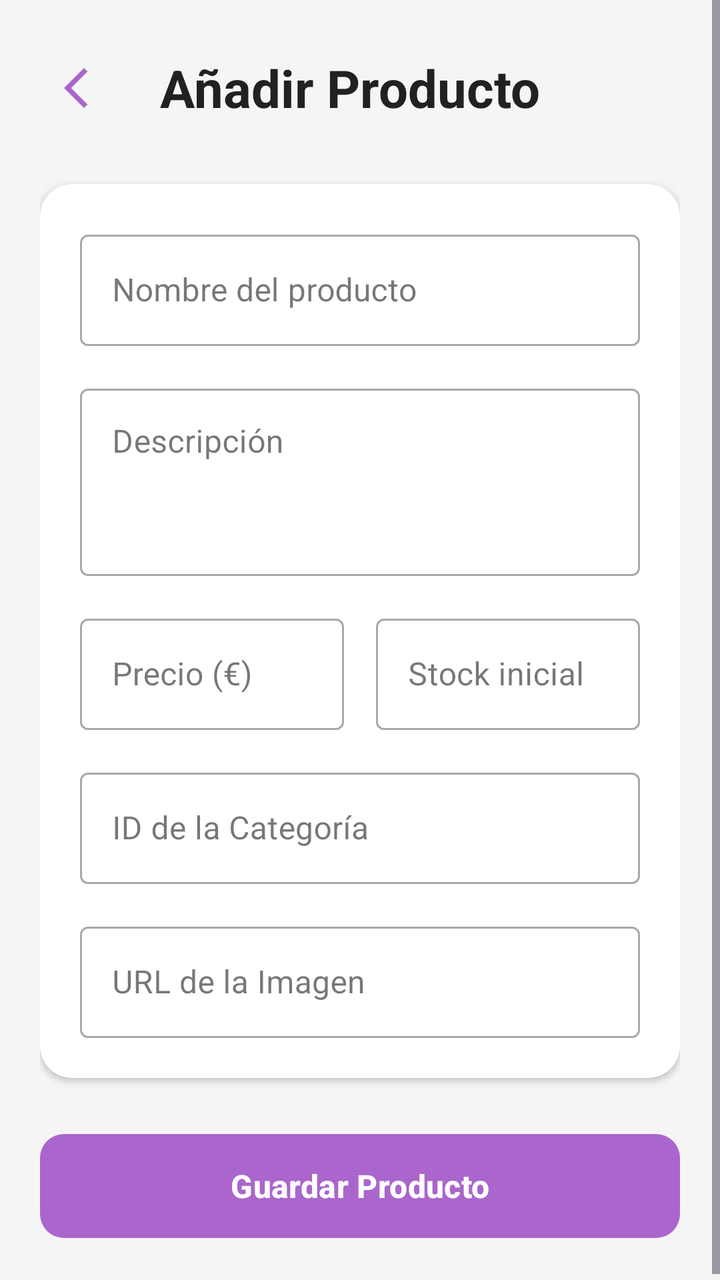
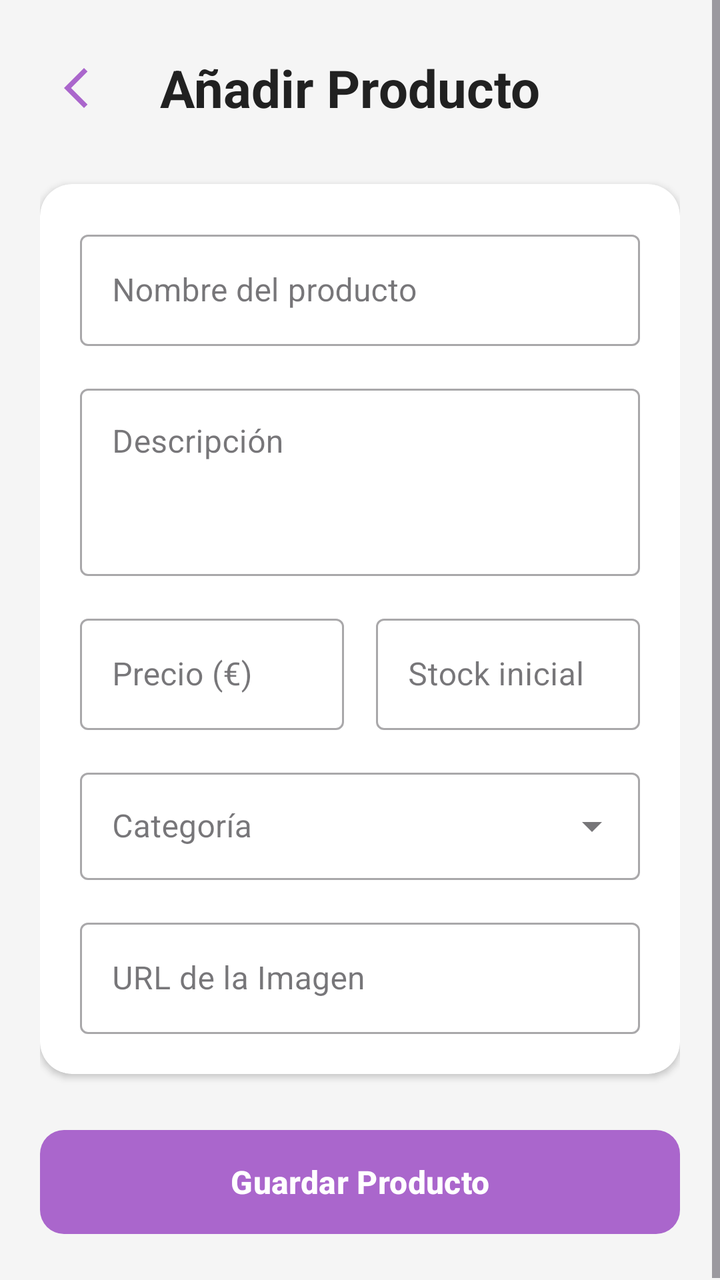

Screens rendered from an Android XML layout before and after an edit, with the pre-edit source and the edit as a unified diff.
<!-- AndroidManifest.xml: application theme Theme.ProyectoIntermodularTFG -->
<!-- res/layout/activity_pantalla_crear_producto.xml -->
<?xml version="1.0" encoding="utf-8"?>
<ScrollView xmlns:android="http://schemas.android.com/apk/res/android"
    xmlns:app="http://schemas.android.com/apk/res-auto"
    android:layout_width="match_parent"
    android:layout_height="match_parent"
    android:background="#F5F5F5"
    android:fillViewport="true">

    <LinearLayout
        android:layout_width="match_parent"
        android:layout_height="wrap_content"
        android:orientation="vertical"
        android:padding="20dp">

        <LinearLayout
            android:layout_width="match_parent"
            android:layout_height="wrap_content"
            android:orientation="horizontal"
            android:gravity="center_vertical"
            android:layout_marginBottom="24dp">

            <ImageButton
                android:id="@+id/btnVolverProductos"
                android:layout_width="48dp"
                android:layout_height="48dp"
                android:background="?attr/selectableItemBackgroundBorderless"
                android:contentDescription="Volver a productos"
                android:src="@drawable/outline_arrow_back_ios_24"
                app:tint="@android:color/holo_purple" />

            <TextView
                android:layout_width="wrap_content"
                android:layout_height="wrap_content"
                android:layout_marginStart="12dp"
                android:text="Añadir Producto"
                android:textSize="26sp"
                android:textStyle="bold"
                android:textColor="#212121"/>
        </LinearLayout>

        <com.google.android.material.card.MaterialCardView
            android:layout_width="match_parent"
            android:layout_height="wrap_content"
            android:layout_marginBottom="24dp"
            app:cardBackgroundColor="@android:color/white"
            app:cardCornerRadius="16dp"
            app:cardElevation="2dp"
            app:strokeWidth="0dp">

            <LinearLayout
                android:layout_width="match_parent"
                android:layout_height="wrap_content"
                android:orientation="vertical"
                android:padding="20dp">

                <com.google.android.material.textfield.TextInputLayout
                    style="@style/Widget.MaterialComponents.TextInputLayout.OutlinedBox"
                    android:layout_width="match_parent"
                    android:layout_height="wrap_content"
                    android:layout_marginBottom="16dp"
                    android:hint="Nombre del producto">
                    <com.google.android.material.textfield.TextInputEditText
                        android:id="@+id/etNombreProducto"
                        android:layout_width="match_parent"
                        android:layout_height="wrap_content"
                        android:inputType="textCapSentences"
                        android:maxLines="1"/>
                </com.google.android.material.textfield.TextInputLayout>

                <com.google.android.material.textfield.TextInputLayout
                    style="@style/Widget.MaterialComponents.TextInputLayout.OutlinedBox"
                    android:layout_width="match_parent"
                    android:layout_height="wrap_content"
                    android:layout_marginBottom="16dp"
                    android:hint="Descripción">
                    <com.google.android.material.textfield.TextInputEditText
                        android:id="@+id/etDescripcionProducto"
                        android:layout_width="match_parent"
                        android:layout_height="wrap_content"
                        android:inputType="textMultiLine"
                        android:lines="3"
                        android:gravity="top"/>
                </com.google.android.material.textfield.TextInputLayout>

                <LinearLayout
                    android:layout_width="match_parent"
                    android:layout_height="wrap_content"
                    android:orientation="horizontal"
                    android:baselineAligned="false"
                    android:layout_marginBottom="16dp">

                    <com.google.android.material.textfield.TextInputLayout
                        style="@style/Widget.MaterialComponents.TextInputLayout.OutlinedBox"
                        android:layout_width="0dp"
                        android:layout_height="wrap_content"
                        android:layout_weight="1"
                        android:layout_marginEnd="8dp"
                        android:hint="Precio (€)">
                        <com.google.android.material.textfield.TextInputEditText
                            android:id="@+id/etPrecioProducto"
                            android:layout_width="match_parent"
                            android:layout_height="wrap_content"
                            android:inputType="numberDecimal"
                            android:maxLines="1"/>
                    </com.google.android.material.textfield.TextInputLayout>

                    <com.google.android.material.textfield.TextInputLayout
                        style="@style/Widget.MaterialComponents.TextInputLayout.OutlinedBox"
                        android:layout_width="0dp"
                        android:layout_height="wrap_content"
                        android:layout_weight="1"
                        android:layout_marginStart="8dp"
                        android:hint="Stock inicial">
                        <com.google.android.material.textfield.TextInputEditText
                            android:id="@+id/etStockProducto"
                            android:layout_width="match_parent"
                            android:layout_height="wrap_content"
                            android:inputType="number"
                            android:maxLines="1"/>
                    </com.google.android.material.textfield.TextInputLayout>
                </LinearLayout>

                <com.google.android.material.textfield.TextInputLayout
                    style="@style/Widget.MaterialComponents.TextInputLayout.OutlinedBox"
                    android:layout_width="match_parent"
                    android:layout_height="wrap_content"
                    android:layout_marginBottom="16dp"
                    android:hint="ID de la Categoría">
                    <com.google.android.material.textfield.TextInputEditText
                        android:id="@+id/etIdCategoria"
                        android:layout_width="match_parent"
                        android:layout_height="wrap_content"
                        android:inputType="number"
                        android:maxLines="1"/>
                </com.google.android.material.textfield.TextInputLayout>

                <com.google.android.material.textfield.TextInputLayout
                    style="@style/Widget.MaterialComponents.TextInputLayout.OutlinedBox"
                    android:layout_width="match_parent"
                    android:layout_height="wrap_content"
                    android:hint="URL de la Imagen">
                    <com.google.android.material.textfield.TextInputEditText
                        android:id="@+id/etImagenProducto"
                        android:layout_width="match_parent"
                        android:layout_height="wrap_content"
                        android:inputType="textUri"
                        android:maxLines="1"/>
                </com.google.android.material.textfield.TextInputLayout>

            </LinearLayout>
        </com.google.android.material.card.MaterialCardView>

        <com.google.android.material.button.MaterialButton
            android:id="@+id/btnGuardarProducto"
            android:layout_width="match_parent"
            android:layout_height="60dp"
            android:text="Guardar Producto"
            android:textSize="16sp"
            android:textStyle="bold"
            android:textColor="@android:color/white"
            app:backgroundTint="@android:color/holo_purple"
            app:cornerRadius="12dp"
            app:elevation="4dp"/>

    </LinearLayout>
</ScrollView>
<!-- resources referenced by this layout -->
<resources>
  <!-- drawable outline_arrow_back_ios_24 (drawable) -->
  <vector xmlns:android="http://schemas.android.com/apk/res/android" android:autoMirrored="true" android:height="24dp" android:tint="#000000" android:viewportHeight="960" android:viewportWidth="960" android:width="24dp">
        
      <path android:fillColor="@android:color/white" android:pathData="M400,880L0,480L400,80L471,151L142,480L471,809L400,880Z"/>
      
  </vector>
  <style name="Theme.ProyectoIntermodularTFG" parent="Base.Theme.ProyectoIntermodularTFG" />
  <style name="Base.Theme.ProyectoIntermodularTFG" parent="Theme.Material3.DayNight.NoActionBar">
          
          
      </style>
</resources>

<!-- the commit's change to res/layout/activity_pantalla_crear_producto.xml (unified diff, before → after) -->
@@ -121,17 +121,17 @@
                 </LinearLayout>
 
                 <com.google.android.material.textfield.TextInputLayout
-                    style="@style/Widget.MaterialComponents.TextInputLayout.OutlinedBox"
+                    style="@style/Widget.MaterialComponents.TextInputLayout.OutlinedBox.ExposedDropdownMenu"
                     android:layout_width="match_parent"
                     android:layout_height="wrap_content"
                     android:layout_marginBottom="16dp"
-                    android:hint="ID de la Categoría">
-                    <com.google.android.material.textfield.TextInputEditText
-                        android:id="@+id/etIdCategoria"
+                    android:hint="Categoría">
+                    <AutoCompleteTextView
+                        android:id="@+id/autoCategoria"
                         android:layout_width="match_parent"
                         android:layout_height="wrap_content"
-                        android:inputType="number"
-                        android:maxLines="1"/>
+                        android:inputType="none"
+                        android:padding="16dp"/>
                 </com.google.android.material.textfield.TextInputLayout>
 
                 <com.google.android.material.textfield.TextInputLayout
